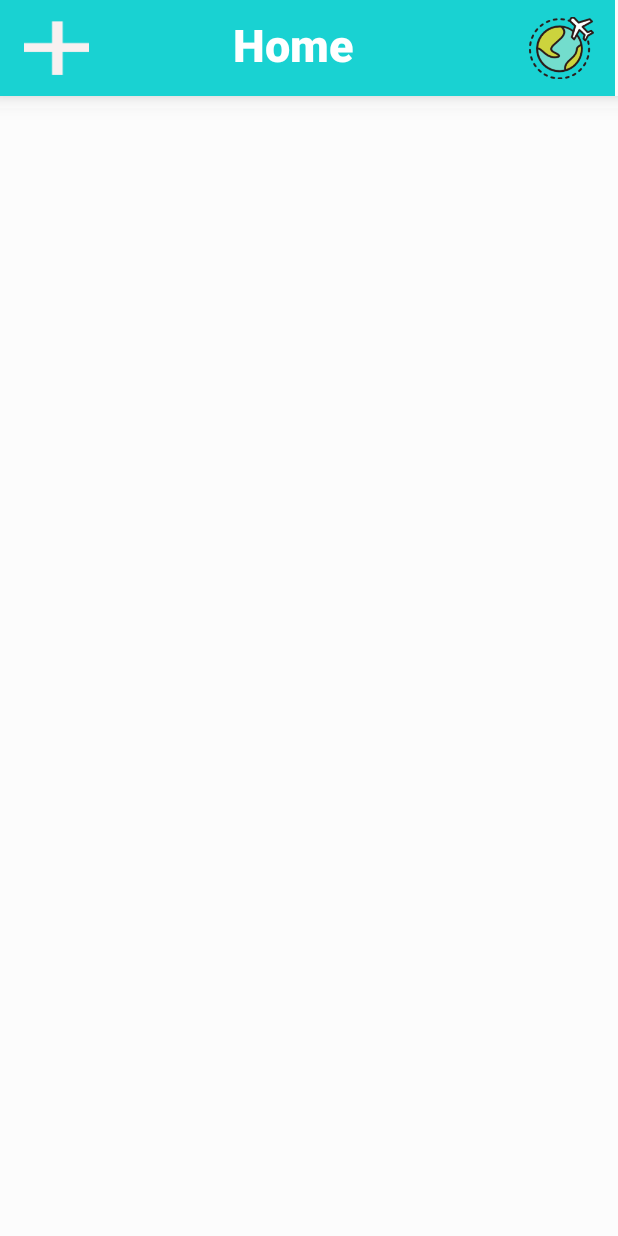
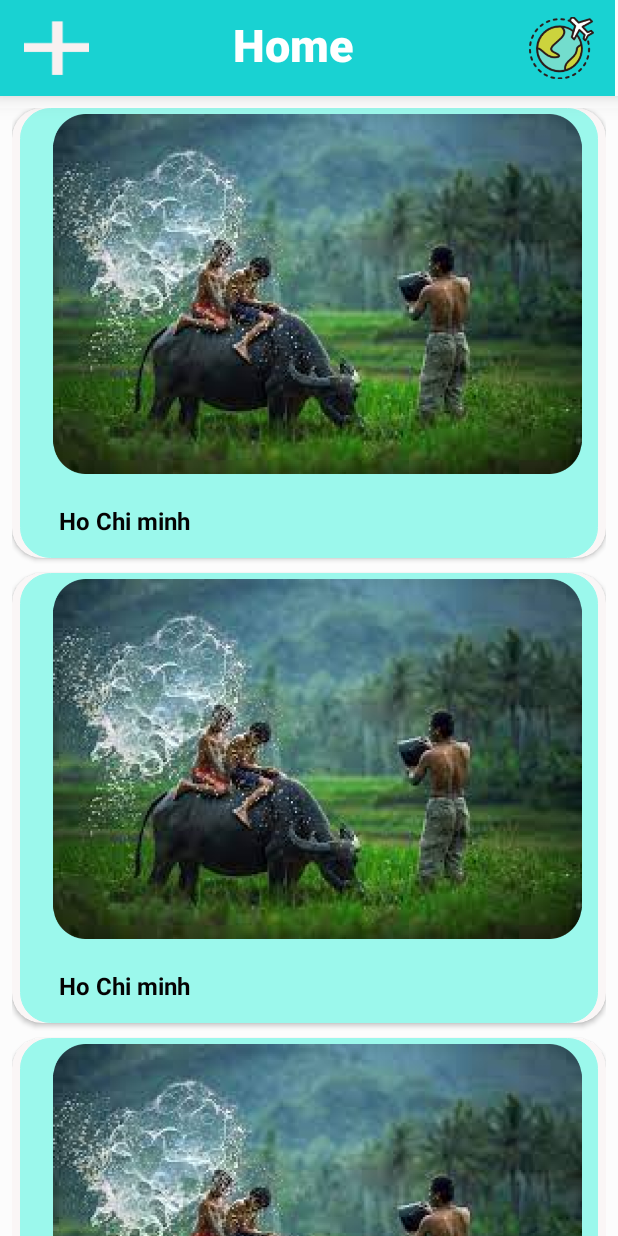
Before and after one commit to phuongdenpro/Nhom21-AppTourDuLich, an Android app: the Home screen opened directly, with no data from a screen before it, on a phone screen of 412 x 824 dp. Run offline under Robolectric (Android 15) with nearby library versions, the phone set to English and light mode, and no system bars.

Commit message:
home screen

```diff
--- a/app/src/main/AndroidManifest.xml
+++ b/app/src/main/AndroidManifest.xml
@@ -22,6 +22,9 @@
             android:name=".RegisterUser"
             android:exported="false" />
         <activity
+            android:name=".AddPlaceActivity"
+            android:exported="false" />
+        <activity
             android:name=".MainActivity"
             android:exported="true">
             <intent-filter>
--- a/app/src/main/java/com/example/travel/Home.java
+++ b/app/src/main/java/com/example/travel/Home.java
@@ -1,14 +1,43 @@
 package com.example.travel;
 
 import androidx.appcompat.app.AppCompatActivity;
+import androidx.recyclerview.widget.LinearLayoutManager;
+import androidx.recyclerview.widget.RecyclerView;
 
+import android.content.Intent;
 import android.os.Bundle;
+import android.view.View;
+import android.widget.GridView;
+import android.widget.ImageView;
+
+import java.util.ArrayList;
+import java.util.List;
 
 public class Home extends AppCompatActivity {
-
+    private RecyclerView recyclerView;
+    private List<Tour> tourList;
+    private TourAdapter tourAdapter;
+    private ImageView imgPlus;
     @Override
     protected void onCreate(Bundle savedInstanceState) {
         super.onCreate(savedInstanceState);
         setContentView(R.layout.activity_home);
+        recyclerView = findViewById(R.id.recycler_view);
+        tourList = new ArrayList<>();
+        tourList.add(new Tour("Ho Chi minh","fdffdf","VietNam",45555,R.drawable.rectangle_5));
+        tourList.add(new Tour("Ho Chi minh","fdffdf","VietNam",45555,R.drawable.rectangle_5));
+        tourList.add(new Tour("Ho Chi minh","fdffdf","VietNam",45555,R.drawable.rectangle_5));
+        tourAdapter = new TourAdapter(this,tourList);
+        recyclerView.setAdapter(tourAdapter);
+        recyclerView.setLayoutManager(new LinearLayoutManager(this));
+
+        imgPlus = findViewById(R.id.imageViewAdd);
+        imgPlus.setOnClickListener(new View.OnClickListener() {
+            @Override
+            public void onClick(View view) {
+                Intent i = new Intent(Home.this, AddPlaceActivity.class);
+                startActivity(i);
+            }
+        });
     }
 }
--- a/app/src/main/java/com/example/travel/Tour.java
+++ b/app/src/main/java/com/example/travel/Tour.java
@@ -1,4 +1,60 @@
 package com.example.travel;
 
 public class Tour {
+    public String namePlace;
+    public String Descriptive;
+    public String Locate;
+    public int price;
+    private int imageURL;
+
+    public Tour() {
+    }
+
+    public Tour(String namePlace, String descriptive, String locate, int price, int imageURL) {
+        this.namePlace = namePlace;
+        this.Descriptive = descriptive;
+        this.Locate = locate;
+        this.price = price;
+        this.imageURL = imageURL;
+    }
+
+    public String getNamePlace() {
+        return namePlace;
+    }
+
+    public void setNamePlace(String namePlace) {
+        this.namePlace = namePlace;
+    }
+
+    public String getDescriptive() {
+        return Descriptive;
+    }
+
+    public void setDescriptive(String descriptive) {
+        Descriptive = descriptive;
+    }
+
+    public String getLocate() {
+        return Locate;
+    }
+
+    public void setLocate(String locate) {
+        Locate = locate;
+    }
+
+    public int getPrice() {
+        return price;
+    }
+
+    public void setPrice(int price) {
+        this.price = price;
+    }
+
+    public int getImageURL() {
+        return imageURL;
+    }
+
+    public void setImageURL(int imageURL) {
+        this.imageURL = imageURL;
+    }
 }
--- /dev/null
+++ b/app/src/main/java/com/example/travel/TourAdapter.java
@@ -0,0 +1,68 @@
+package com.example.travel;
+
+import android.content.Context;
+import android.view.LayoutInflater;
+import android.view.View;
+import android.view.ViewGroup;
+import android.widget.ImageView;
+import android.widget.TextView;
+
+import androidx.annotation.NonNull;
+import androidx.recyclerview.widget.RecyclerView;
+
+import com.example.travel.R;
+import com.example.travel.Tour;
+
+
+import java.util.List;
+
+public class TourAdapter extends RecyclerView.Adapter<TourAdapter.TourViewHolder> {
+    private final Context context;
+    private final List<Tour> tourList;
+
+
+    public TourAdapter( Context context,List<Tour> tourList) {
+        this.tourList = tourList;
+        this.context = context;
+    }
+
+    @NonNull
+    @Override
+    public TourViewHolder onCreateViewHolder(@NonNull ViewGroup parent, int viewType) {
+        View tourView = LayoutInflater.from(parent.getContext())
+                .inflate(R.layout.tour_item, parent, false);
+        return new TourViewHolder(tourView);
+    }
+
+    @Override
+    public void onBindViewHolder(@NonNull TourAdapter.TourViewHolder holder, int position) {
+        Tour tour = tourList.get(position);
+        holder.setPostData(tour);
+    }
+
+
+    @Override
+    public int getItemCount() {
+        return tourList == null ? 0 : tourList.size();
+    }
+
+    public static class TourViewHolder extends RecyclerView.ViewHolder {
+
+        private final TextView tvName;
+        private final ImageView imgPlace;
+
+
+        public TourViewHolder(@NonNull View itemView) {
+            super(itemView);
+            tvName = itemView.findViewById(R.id.tvName);
+
+            imgPlace = itemView.findViewById(R.id.imgPlace);
+
+        }
+
+        private void setPostData(Tour tour) {
+            imgPlace.setImageResource(tour.getImageURL());
+            tvName.setText(tour.getNamePlace());
+        }
+    }
+}
--- /dev/null
+++ b/app/src/main/res/drawable/layout_border.xml
@@ -0,0 +1,8 @@
+<?xml version="1.0" encoding="UTF-8"?>
+<shape xmlns:android="http://schemas.android.com/apk/res/android">
+    <solid android:color="#fefefe"/>
+    <stroke android:width="1px" android:color="#2e2e2e" />
+    <corners android:radius="20dp"/>
+    <padding android:left="10dp" android:top="0dp" android:right="0dp" android:bottom="0dp" />
+
+</shape>
--- a/app/src/main/res/layout/activity_home.xml
+++ b/app/src/main/res/layout/activity_home.xml
@@ -29,7 +29,7 @@
         app:layout_constraintTop_toTopOf="parent" />
 
     <ImageView
-        android:id="@+id/imageView4"
+        android:id="@+id/imageViewAdd"
         android:layout_width="43dp"
         android:layout_height="45dp"
         android:layout_marginStart="16dp"
@@ -50,9 +50,9 @@
         android:textColor="#FFFFFF"
         android:textSize="30sp"
         android:textStyle="bold"
-        app:layout_constraintBottom_toBottomOf="@+id/imageView4"
-        app:layout_constraintStart_toEndOf="@+id/imageView4"
-        app:layout_constraintTop_toTopOf="@+id/imageView4"
+        app:layout_constraintBottom_toBottomOf="@+id/imageViewAdd"
+        app:layout_constraintStart_toEndOf="@+id/imageViewAdd"
+        app:layout_constraintTop_toTopOf="@+id/imageViewAdd"
         app:layout_constraintVertical_bias="0.0" />
 
     <ImageView
@@ -60,14 +60,14 @@
         android:layout_width="43dp"
         android:layout_height="45dp"
         android:layout_marginStart="92dp"
-        app:layout_constraintBottom_toBottomOf="@+id/imageView4"
+        app:layout_constraintBottom_toBottomOf="@+id/imageViewAdd"
         app:layout_constraintStart_toEndOf="@+id/textView5"
         app:layout_constraintTop_toTopOf="parent"
         app:layout_constraintVertical_bias="1.0"
         app:srcCompat="@drawable/word" />
         </androidx.constraintlayout.widget.ConstraintLayout>
         <androidx.recyclerview.widget.RecyclerView
-            android:id="@+id/post_recycler_view"
+            android:id="@+id/recycler_view"
             android:layout_width="match_parent"
             android:layout_marginTop="8dp"
             android:layout_height="match_parent"
--- a/app/src/main/res/layout/tour_item.xml
+++ b/app/src/main/res/layout/tour_item.xml
@@ -1,17 +1,47 @@
 <?xml version="1.0" encoding="utf-8"?>
-<androidx.constraintlayout.widget.ConstraintLayout xmlns:android="http://schemas.android.com/apk/res/android"
+<androidx.cardview.widget.CardView xmlns:android="http://schemas.android.com/apk/res/android"
     xmlns:app="http://schemas.android.com/apk/res-auto"
     xmlns:tools="http://schemas.android.com/tools"
+    android:id="@+id/tour_container"
     android:layout_width="match_parent"
-    android:layout_height="match_parent">
+    android:layout_height="wrap_content"
+    android:layout_marginBottom="10dp"
+    android:backgroundTint="#FAF6F6"
+    app:cardBackgroundColor="#FAF6F6"
+    app:cardCornerRadius="20dp">
 
-    <TextView
-        android:id="@+id/textView7"
-        android:layout_width="wrap_content"
-        android:layout_height="wrap_content"
-        android:layout_marginStart="176dp"
-        android:layout_marginTop="72dp"
-        android:text="TextView"
-        app:layout_constraintStart_toStartOf="parent"
-        app:layout_constraintTop_toTopOf="parent" />
-</androidx.constraintlayout.widget.ConstraintLayout>
+    <androidx.constraintlayout.widget.ConstraintLayout xmlns:android="http://schemas.android.com/apk/res/android"
+        android:layout_width="match_parent"
+        android:layout_height="300dp"
+        android:layout_marginLeft="5dp"
+        android:layout_marginRight="5dp"
+        android:background="@drawable/layout_border"
+        android:backgroundTint="#9BF8EC"
+        android:paddingBottom="8dp">
+
+        <ImageView
+            android:id="@+id/imgPlace"
+            android:layout_width="378dp"
+            android:layout_height="240dp"
+            android:layout_marginTop="4dp"
+            app:layout_constraintEnd_toEndOf="parent"
+            app:layout_constraintStart_toStartOf="parent"
+            app:layout_constraintTop_toTopOf="parent"
+            app:srcCompat="@drawable/rectangle_5" />
+
+        <TextView
+            android:id="@+id/tvName"
+            android:layout_width="wrap_content"
+            android:layout_height="wrap_content"
+            android:layout_marginTop="20dp"
+            android:text="Việt Nam"
+            android:textColor="#040303"
+            android:textSize="16sp"
+            android:textStyle="bold"
+            app:layout_constraintEnd_toEndOf="parent"
+            app:layout_constraintHorizontal_bias="0.061"
+            app:layout_constraintStart_toStartOf="@+id/imgPlace"
+            app:layout_constraintTop_toBottomOf="@+id/imgPlace" />
+    </androidx.constraintlayout.widget.ConstraintLayout>
+
+</androidx.cardview.widget.CardView>
```
Also changed, not shown: app/src/main/java/com/example/travel/AddPlaceActivity.java (added, +14 -0 lines), app/src/main/java/com/example/travel/ForgotPassword.java (+10 -1 lines), app/src/main/res/layout/activity_addnew.xml (+15 -0 lines), app/src/main/res/layout/activity_forgot_password.xml (+37 -0 lines), app/src/main/res/layout/activity_main.xml (+5 -5 lines), app/src/main/res/layout/activity_register_user.xml (+16 -16 lines), app/src/main/res/drawable/rectangle_5.png (added).
